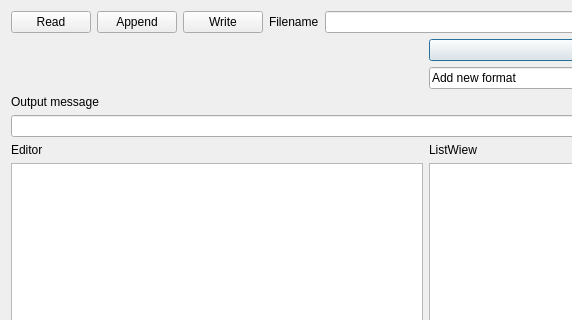
Before: the Qt Designer form Uke_06_File_system/filsystemer/dialog.ui in rudabrah/Qt_6_Fagskolen_2023, drawn with Qt 5; both pictures show x 0 to 572 and y 0 to 320 of the 852 by 531 pixel window.
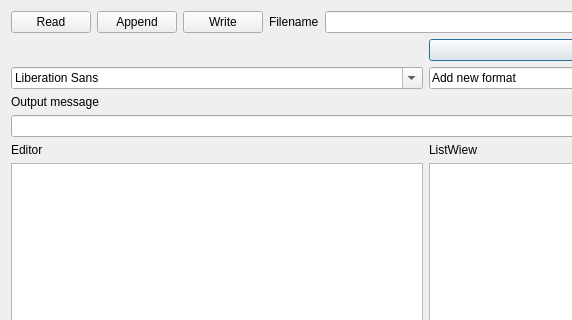
After: the same form once the commit is applied. Icons and pictures are not drawn.

Diff of the .ui file:
```diff
--- a/Uke_06_File_system/filsystemer/dialog.ui
+++ b/Uke_06_File_system/filsystemer/dialog.ui
@@ -125,6 +125,9 @@
    <item row="9" column="1">
     <widget class="QListWidget" name="listWidget"/>
    </item>
+   <item row="2" column="0">
+    <widget class="QFontComboBox" name="fontComboBox"/>
+   </item>
   </layout>
  </widget>
  <resources/>
```
Left out of the diff: 18 changed lines with no effect on the pictures.
